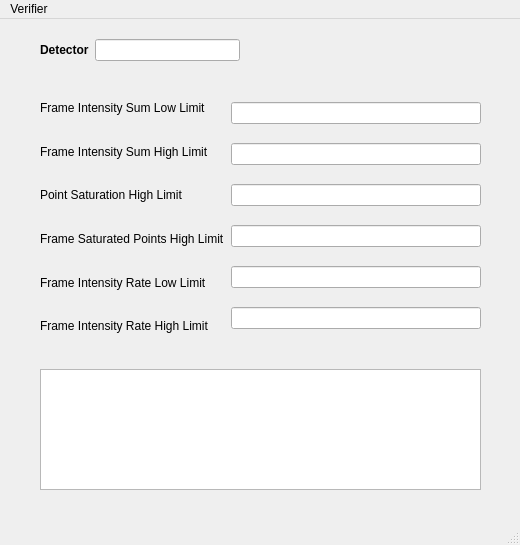
Qt form config/12id/verui.ui (AdvancedPhotonSource/data-quality) before a commit.
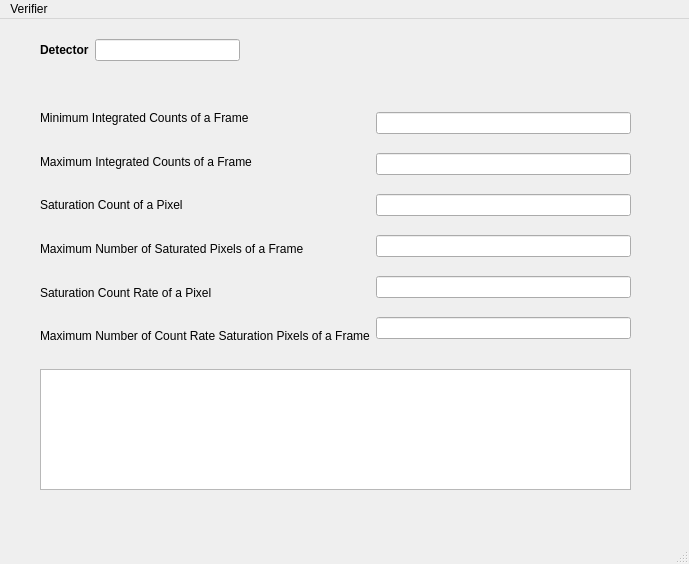
The same form after that commit.

Diff of the .ui file:
```diff
--- a/config/12id/verui.ui
+++ b/config/12id/verui.ui
@@ -6,8 +6,8 @@
    <rect>
     <x>0</x>
     <y>0</y>
-    <width>520</width>
-    <height>545</height>
+    <width>689</width>
+    <height>564</height>
    </rect>
   </property>
   <property name="windowTitle">
@@ -40,8 +40,8 @@
     <property name="geometry">
      <rect>
       <x>40</x>
-      <y>70</y>
-      <width>441</width>
+      <y>80</y>
+      <width>591</width>
       <height>256</height>
      </rect>
     </property>
@@ -51,42 +51,42 @@
        <item>
         <widget class="QLabel" name="label">
          <property name="text">
-          <string>Frame Intensity Sum Low Limit</string>
+          <string>Minimum Integrated Counts of a Frame</string>
          </property>
         </widget>
        </item>
        <item>
         <widget class="QLabel" name="label_2">
          <property name="text">
-          <string>Frame Intensity Sum High Limit</string>
+          <string>Maximum Integrated Counts of a Frame</string>
          </property>
         </widget>
        </item>
        <item>
         <widget class="QLabel" name="label_6">
          <property name="text">
-          <string>Point Saturation High Limit</string>
+          <string>Saturation Count of a Pixel</string>
          </property>
         </widget>
        </item>
        <item>
         <widget class="QLabel" name="label_3">
          <property name="text">
-          <string>Frame Saturated Points High Limit</string>
+          <string>Maximum Number of Saturated Pixels of a Frame</string>
          </property>
         </widget>
        </item>
        <item>
         <widget class="QLabel" name="label_4">
          <property name="text">
-          <string>Frame Intensity Rate Low Limit</string>
+          <string>Saturation Count Rate of a Pixel</string>
          </property>
         </widget>
        </item>
        <item>
         <widget class="QLabel" name="label_7">
          <property name="text">
-          <string>Frame Intensity Rate High Limit</string>
+          <string>Maximum Number of Count Rate Saturation Pixels of a Frame</string>
          </property>
         </widget>
        </item>
@@ -121,7 +121,7 @@
      <rect>
       <x>40</x>
       <y>350</y>
-      <width>441</width>
+      <width>591</width>
       <height>121</height>
      </rect>
     </property>
@@ -132,7 +132,7 @@
     <rect>
      <x>0</x>
      <y>0</y>
-     <width>520</width>
+     <width>689</width>
      <height>28</height>
     </rect>
    </property>
```
Left out of the diff: 6 changed lines with no effect on the pictures.
